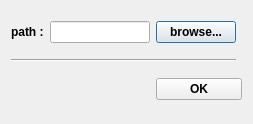
This is app/ui/dialog.ui in DanilaEfimov/CashTracker as Qt 5 draws it before an edit. The edited form follows.
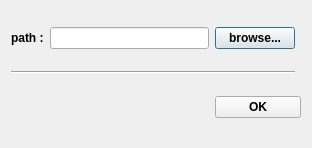
This is the edited form.

```diff
--- a/app/ui/dialog.ui
+++ b/app/ui/dialog.ui
@@ -6,12 +6,12 @@
    <rect>
     <x>0</x>
     <y>0</y>
-    <width>253</width>
-    <height>124</height>
+    <width>312</width>
+    <height>148</height>
    </rect>
   </property>
   <property name="sizePolicy">
-   <sizepolicy hsizetype="Fixed" vsizetype="Fixed">
+   <sizepolicy hsizetype="Minimum" vsizetype="Minimum">
     <horstretch>0</horstretch>
     <verstretch>0</verstretch>
    </sizepolicy>
```
Left out of the diff: 8 changed lines with no effect on the pictures.
